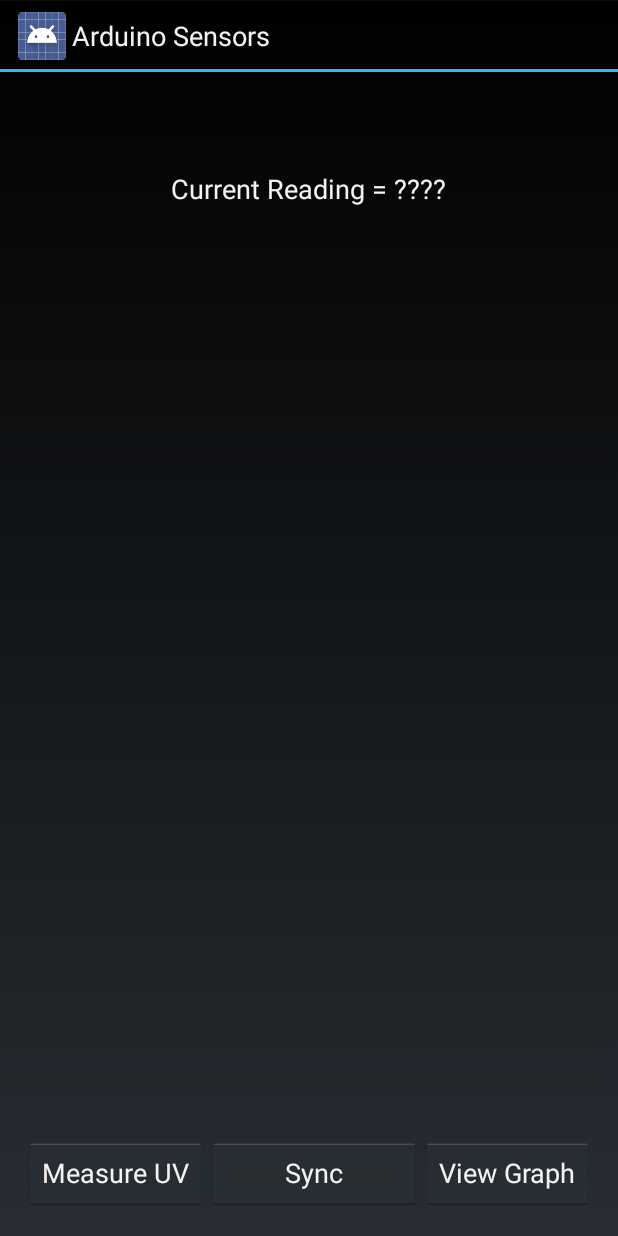
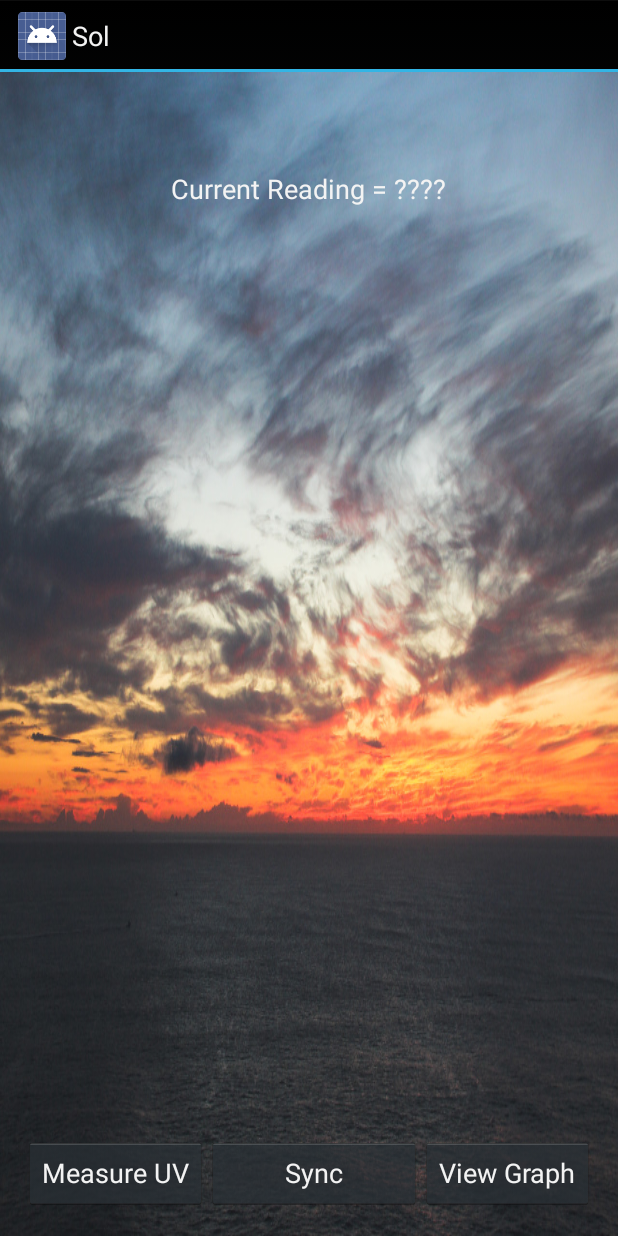
Before and after one commit to iancwwong/solapp, an Android app: the MainActivity screen opened directly, with no data from a screen before it, on a phone screen of 412 x 824 dp. Run offline under Robolectric (Android 15) with nearby library versions, the phone set to English and light mode, and no system bars; network calls fail; 7 statements that could not run were skipped.

Commit message:
Added background to UI

```diff
--- a/Android Arduino Sensors/app/src/main/res/layout/activity_main.xml
+++ b/Android Arduino Sensors/app/src/main/res/layout/activity_main.xml
@@ -5,7 +5,9 @@
     android:paddingBottom="@dimen/activity_vertical_margin"
     android:paddingLeft="@dimen/activity_horizontal_margin"
     android:paddingRight="@dimen/activity_horizontal_margin"
-    android:paddingTop="@dimen/activity_vertical_margin" >
+    android:paddingTop="@dimen/activity_vertical_margin"
+    android:background="@drawable/sky"
+    >
 
     <TextView
         android:id="@+id/testView1"
--- a/Android Arduino Sensors/app/src/main/res/layout/readings.xml
+++ b/Android Arduino Sensors/app/src/main/res/layout/readings.xml
@@ -1,7 +1,10 @@
 <?xml version="1.0" encoding="utf-8"?>
 <LinearLayout xmlns:android="http://schemas.android.com/apk/res/android"
     android:orientation="vertical" android:layout_width="match_parent"
-    android:layout_height="match_parent">
+    android:layout_height="match_parent"
+    android:background="@drawable/sky"
+    >
+
 
     <LinearLayout
         android:orientation="vertical"
--- a/Android Arduino Sensors/app/src/main/res/values/strings.xml
+++ b/Android Arduino Sensors/app/src/main/res/values/strings.xml
@@ -1,7 +1,7 @@
 <?xml version="1.0" encoding="utf-8"?>
 <resources>
 
-    <string name="app_name">Arduino Sensors</string>
+    <string name="app_name">Sol</string>
     <string name="action_settings">Settings</string>
     <string name="hello_world">Hello world!</string>
 	 <string name="none_paired">No devices have been paired</string>
```
Also changed, not shown: Android Arduino Sensors/app/src/main/res/drawable-hdpi/ic_launcher.png, Android Arduino Sensors/app/src/main/res/drawable-hdpi/sky.png (added), Android Arduino Sensors/app/src/main/res/drawable-ldpi/ic_launcher.png, Android Arduino Sensors/app/src/main/res/drawable-ldpi/sky.png (added), Android Arduino Sensors/app/src/main/res/drawable-mdpi/ic_launcher.png, Android Arduino Sensors/app/src/main/res/drawable-mdpi/sky.png (added), 38 other files.
